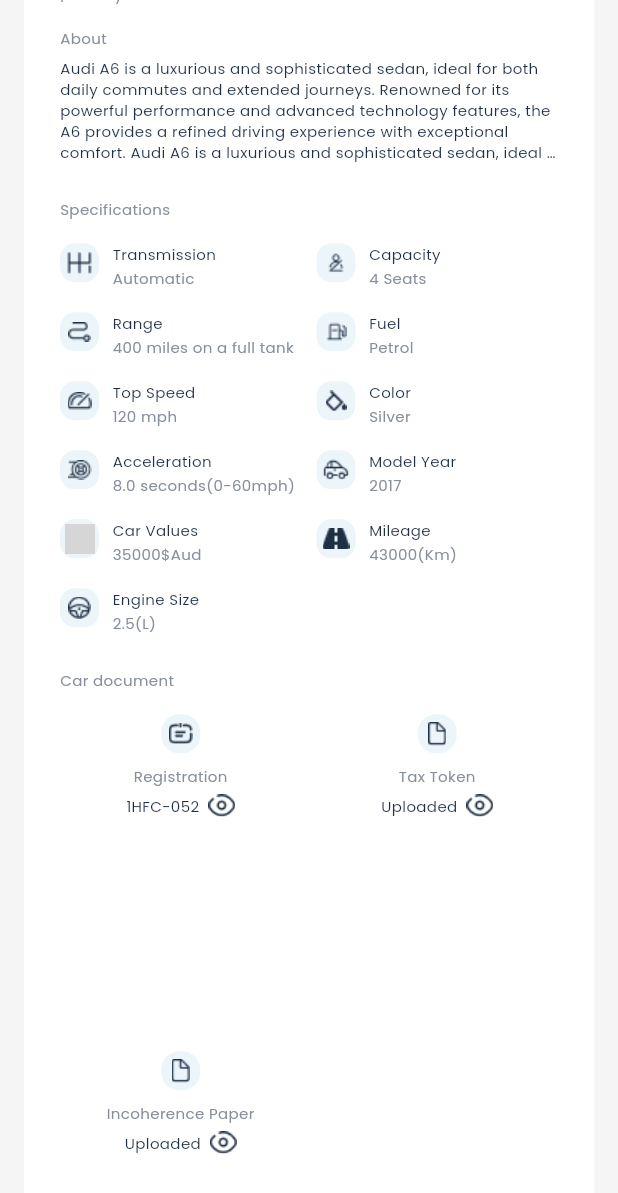
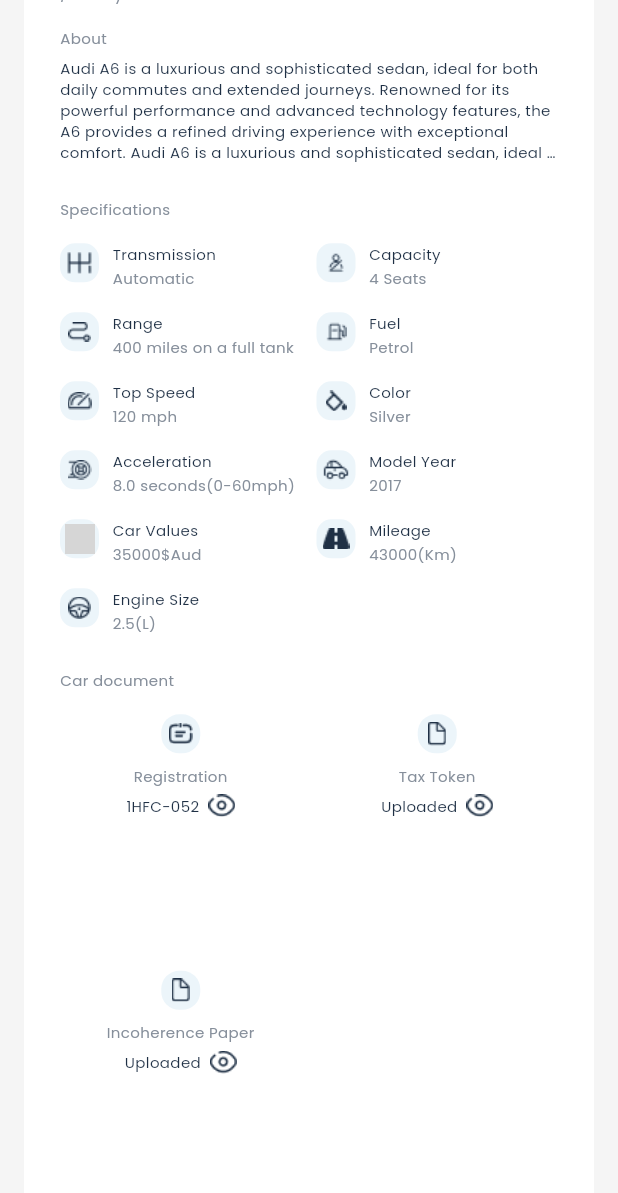
Before and after one commit to huzaifa-huzzi/Car_Rental_Project, a Flutter app: the CarDetailsScreen screen opened directly, scrolled down 525 dp, on a phone screen of 412 x 824 dp. Shown: the top 1193 px of the screen. Run offline on Flutter 3.47's test engine with Material 3 defaults, Android fonts, the light colour scheme and no system bars; our stand-ins replace dotted_border, file_picker, get, go_router, google_fonts, url_strategy; network calls fail; grey boxes are pictures that could not be loaded.

Commit message:
Car Detail Widget Responsivness Done

```diff
--- a/lib/Car Inventory/Car Details/Widget/CarDetailWidget.dart
+++ b/lib/Car Inventory/Car Details/Widget/CarDetailWidget.dart
@@ -295,7 +295,6 @@
     final spacing = AppSizes.padding(context);
 
     if (isMobile) {
-      // MOBILE LAYOUT FIXES
       return Column(
         crossAxisAlignment: CrossAxisAlignment.start,
         children: [
@@ -500,7 +499,7 @@
   }
 
 
-//  Specification Tile for Mobile UI
+//  Specification Tile
   Widget _buildSpecTile(
       BuildContext context, String icon, String title, String value, {required bool isMobile}) {
     final double iconSize = isMobile ? 26 : 38;
@@ -531,7 +530,7 @@
           SizedBox(width: spacing),
 
           // TITLE + VALUE
-          Expanded( // <-- YAHAN PEHLE SE Expanded HAI
+          Expanded(
             child: Column(
               crossAxisAlignment: CrossAxisAlignment.start,
               children: [
@@ -580,14 +579,14 @@
         SizedBox(width: 14),
 
         // TITLE + VALUE (Wrapped in Expanded)
-        Expanded( // <--- Naya Expanded widget add kiya gaya hai
+        Expanded(
           child: Column(
             crossAxisAlignment: CrossAxisAlignment.start,
             children: [
               Text(
                 title,
                 style: TTextTheme.titleseven(context),
-                softWrap: true, // Re-added softWrap for long titles
+                softWrap: true,
                 maxLines: 2,
                 overflow: TextOverflow.ellipsis,
               ),
@@ -624,17 +623,25 @@
               final double totalWidth = constraints.maxWidth;
               int docColumnCount;
 
+
               if (totalWidth < 350) {
                 docColumnCount = 2;
               } else {
                 docColumnCount = 3;
               }
 
-              final double mobileRatio = 0.85;
-              final double webRatio = 4.8;
+              final double defaultMobileRatio = 0.85;
+              final double defaultWebRatio = 4.8;
 
-              final double calculatedRatio = isMobile ? mobileRatio : webRatio;
-              final finalRatio = docColumnCount == 2 ? 0.75 : calculatedRatio;
+              final double tightRatioForTwoColumns = 1.0;
+
+              final double finalRatio;
+
+              if (docColumnCount == 2) {
+                finalRatio = tightRatioForTwoColumns;
+              } else {
+                finalRatio = isMobile ? defaultMobileRatio : defaultWebRatio;
+              }
 
 
               return GridView.count(
@@ -676,7 +683,7 @@
 
 
 
-//  Document Tile for Mobile UI
+//  Document Tile
   Widget _buildDocumentTile(
       BuildContext context,
       String title,
@@ -742,7 +749,7 @@
       );
     }
 
-    // WEB LAYOUT (Unchanged)
+    // WEB LAYOUT
     return Row(
       crossAxisAlignment: CrossAxisAlignment.center,
       children: [
@@ -839,5 +846,4 @@
       ),
     );
   }
-
 }
```
Lines whose indentation alone changed are shown as unchanged.
